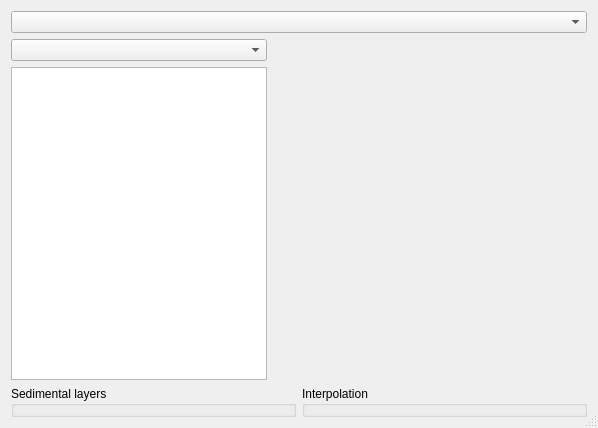
nixsosx2032/PreCourlis, file PreCourlis/ui/profile_dialog_base.ui: the form before one commit.
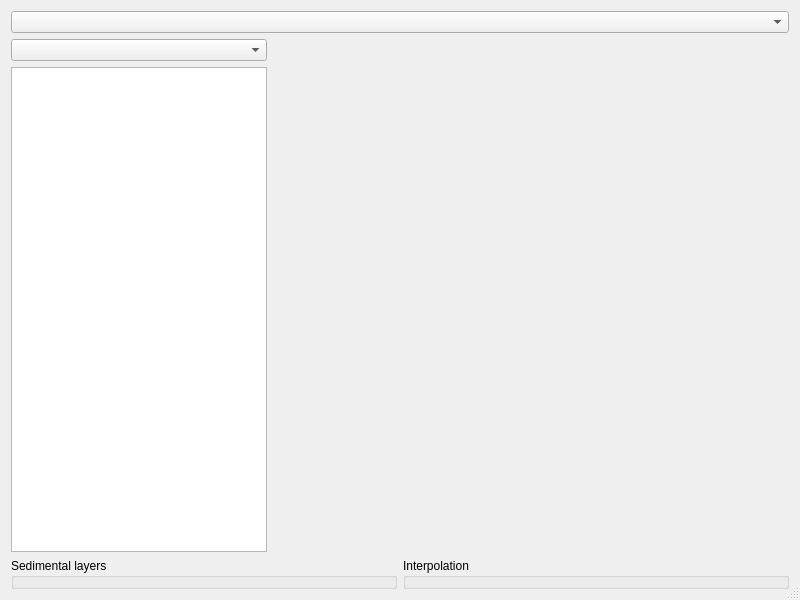
The form after the commit. Custom widgets are drawn as their Qt base class.

Commit message: Increase dialog size

```diff
--- a/PreCourlis/ui/profile_dialog_base.ui
+++ b/PreCourlis/ui/profile_dialog_base.ui
@@ -6,8 +6,8 @@
    <rect>
     <x>0</x>
     <y>0</y>
-    <width>598</width>
-    <height>428</height>
+    <width>800</width>
+    <height>600</height>
    </rect>
   </property>
   <property name="windowTitle">
```
